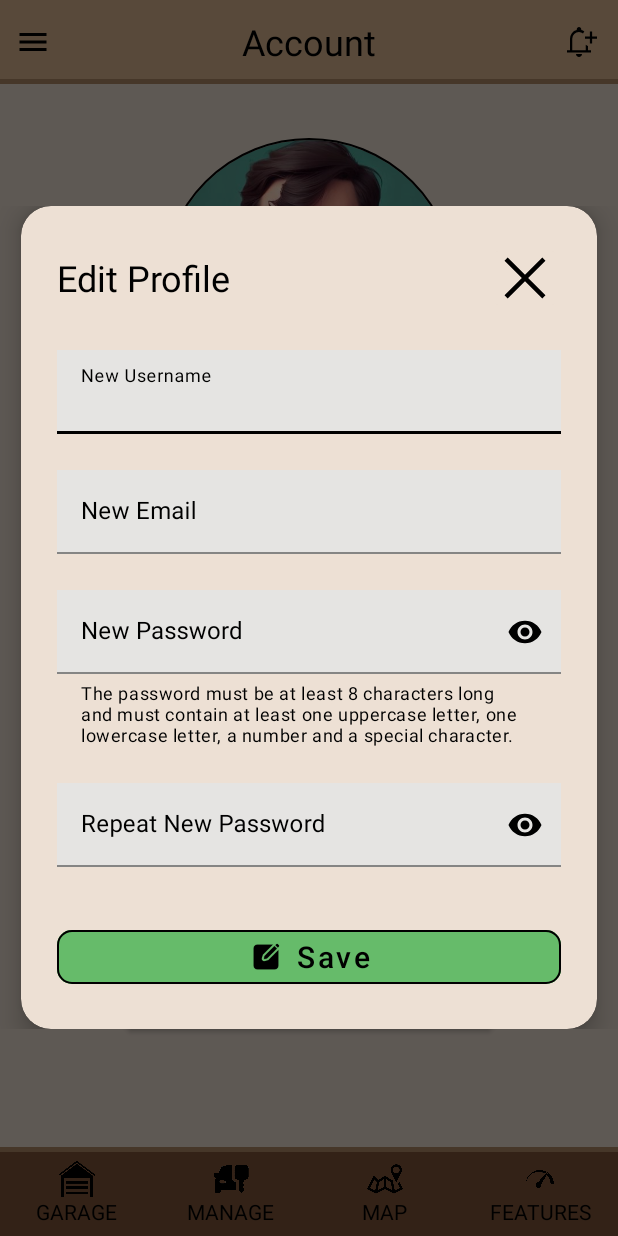
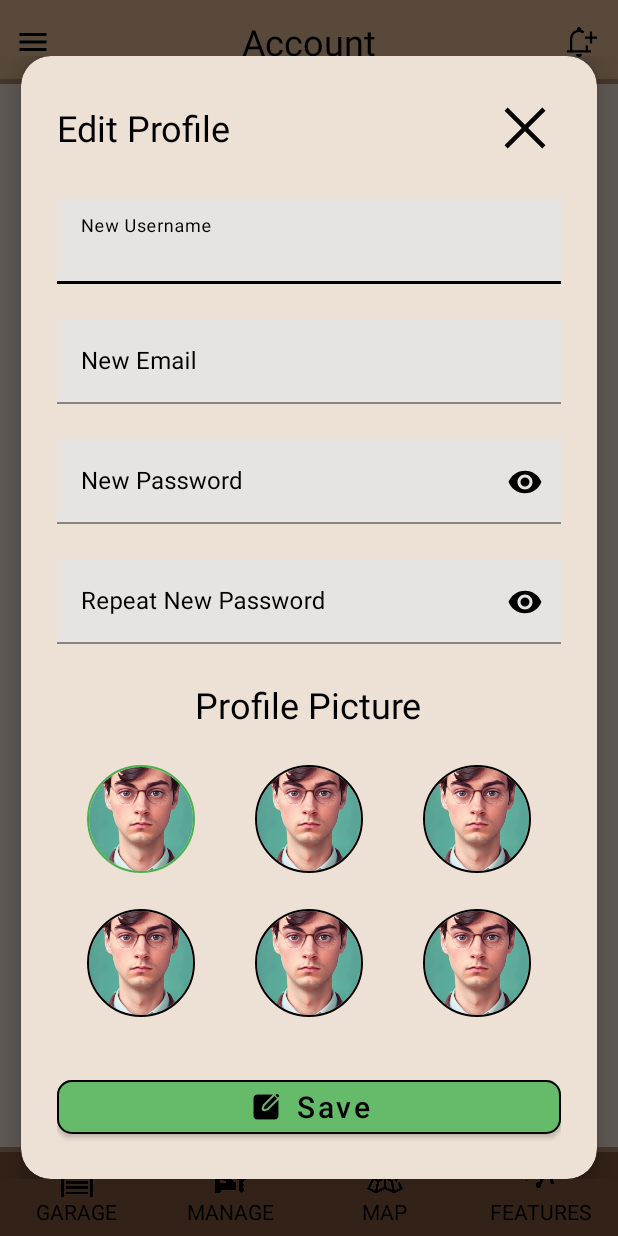
Before and after one commit to danielelurani/mycar-manager, an Android app built with Jetpack Compose: the AccountActivity screen opened directly, with no data from a screen before it, after a tap on "Edit Profile", on a phone screen of 412 x 824 dp. Run offline under Robolectric (Android 15) with nearby library versions, the phone set to English and light mode, and no system bars; our stand-ins replace CircleImageView.

Commit message:
Modificati alcuni layout
Aggiunto slettore immagine del profilo a edit_profile_dialog e modificata nav_view_v2

```diff
--- a/app/src/main/res/layout/edit_profile_dialog.xml
+++ b/app/src/main/res/layout/edit_profile_dialog.xml
@@ -90,7 +90,6 @@
             app:boxStrokeColor="@color/black"
             android:textColorHint="@color/black"
             app:endIconTint="@color/black"
-            app:helperText="@string/registration_helper_text"
             app:helperTextTextColor="@color/black">
 
             <com.google.android.material.textfield.TextInputEditText
@@ -123,6 +122,105 @@
             </com.google.android.material.textfield.TextInputEditText>
         </com.google.android.material.textfield.TextInputLayout>
 
+        <TextView
+            android:layout_width="wrap_content"
+            android:layout_height="wrap_content"
+            android:text="Profile Picture"
+            android:textSize="24dp"
+            android:textColor="@color/black"
+            android:layout_weight="3"
+            android:layout_marginTop="24dp"
+            android:layout_marginBottom="24dp"/>
+
+        <LinearLayout
+            android:layout_width="match_parent"
+            android:layout_height="wrap_content"
+            android:visibility="visible"
+            android:weightSum="3"
+            android:layout_marginBottom="24dp">
+
+            <de.hdodenhof.circleimageview.CircleImageView
+                android:layout_width="72dp"
+                android:layout_height="72dp"
+                android:src="@drawable/profilepic"
+                android:layout_gravity="center"
+                android:clickable="true"
+                android:focusable="true"
+                app:civ_border_color="#4CAF50"
+                app:civ_border_width="1dp"
+                android:layout_weight="1"
+                android:contentDescription="pic1"/>
+
+            <de.hdodenhof.circleimageview.CircleImageView
+                android:layout_width="72dp"
+                android:layout_height="72dp"
+                android:src="@drawable/profilepic"
+                android:layout_gravity="center"
+                android:clickable="true"
+                android:focusable="true"
+                app:civ_border_color="@color/black"
+                app:civ_border_width="1dp"
+                android:layout_weight="1"
+                android:contentDescription="pic2"/>
+
+            <de.hdodenhof.circleimageview.CircleImageView
+                android:layout_width="72dp"
+                android:layout_height="72dp"
+                android:src="@drawable/profilepic"
+                android:layout_gravity="center"
+                android:clickable="true"
+                android:focusable="true"
+                app:civ_border_color="@color/black"
+                app:civ_border_width="1dp"
+                android:layout_weight="1"
+                android:contentDescription="pic3"/>
+
+        </LinearLayout>
+
+        <LinearLayout
+            android:layout_width="match_parent"
+            android:layout_height="wrap_content"
+            android:visibility="visible"
+            android:weightSum="3">
+
+            <de.hdodenhof.circleimageview.CircleImageView
+                android:layout_width="72dp"
+                android:layout_height="72dp"
+                android:src="@drawable/profilepic"
+                android:layout_gravity="center"
+                android:clickable="true"
+                android:focusable="true"
+                app:civ_border_color="@color/black"
+                app:civ_border_width="1dp"
+                android:layout_weight="1"
+                android:contentDescription="pic4"/>
+
+            <de.hdodenhof.circleimageview.CircleImageView
+                android:layout_width="72dp"
+                android:layout_height="72dp"
+                android:src="@drawable/profilepic"
+                android:layout_gravity="center"
+                android:clickable="true"
+                android:focusable="true"
+                app:civ_border_color="@color/black"
+                app:civ_border_width="1dp"
+                android:layout_weight="1"
+                android:contentDescription="pic5"/>
+
+            <de.hdodenhof.circleimageview.CircleImageView
+                android:layout_width="72dp"
+                android:layout_height="72dp"
+                android:src="@drawable/profilepic"
+                android:layout_gravity="center"
+                android:clickable="true"
+                android:focusable="true"
+                app:civ_border_color="@color/black"
+                app:civ_border_width="1dp"
+                android:layout_weight="1"
+                android:contentDescription="pic6"/>
+
+        </LinearLayout>
+
         <com.google.android.material.button.MaterialButton
             android:id="@+id/saveProfile"
             android:layout_width="match_parent"
--- a/app/src/main/res/layout/nav_view_v2.xml
+++ b/app/src/main/res/layout/nav_view_v2.xml
@@ -184,7 +184,7 @@
                 android:layout_width="match_parent"
                 android:layout_height="48dp"
                 android:background="?android:attr/selectableItemBackground"
-                android:text="Accessibility"
+                android:text="Color Blind Settings"
                 android:textColor="@color/black"
                 android:textAllCaps="false"
                 android:textAlignment="viewStart"
```
